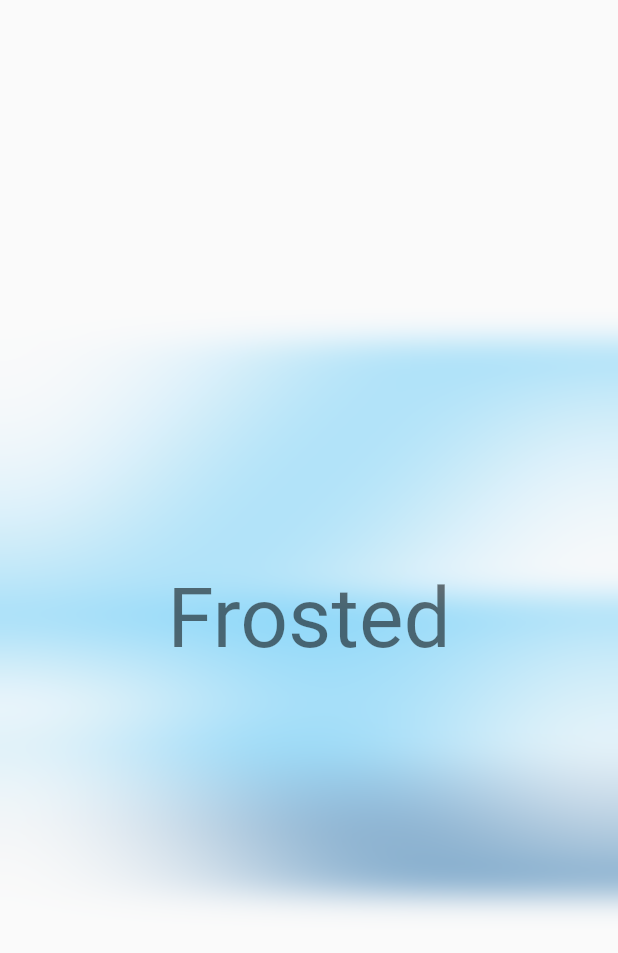
After one commit to yohom/flutter_basic, a Flutter app: the screen it shows after launch, after a tap on "BackdropFilter", on a phone screen of 412 x 824 dp. The commit adds this screen. Shown: the top 953 px of the screen. Run offline on Flutter 3.47's test engine with Material 2 defaults, Android fonts, the phone set to English and light mode, and no system bars.

Commit message:
BackdropFilter Demo完成

```diff
--- a/lib/main.dart
+++ b/lib/main.dart
@@ -1,3 +1,4 @@
+import 'package:basic/painting_nodes/backdrop_filter_demo.dart';
 import 'package:basic/painting_nodes/clip_oval_demo.dart';
 import 'package:basic/painting_nodes/clip_path_demo.dart';
 import 'package:basic/painting_nodes/clip_rect_demo.dart';
@@ -34,6 +35,7 @@ class HomePage extends StatelessWidget {
             SectionTitle(),
             Entry(title: 'Opacity', route: OpacityDemo()),
             Entry(title: 'ShaderMask', route: ShaderMaskDemo()),
+            Entry(title: 'BackdropFilter', route: BackdropFilterDemo()),
             Entry(title: 'ClipRect', route: ClipRectDemo()),
             Entry(title: 'ClipRRect', route: ClipRRectDemo()),
             Entry(title: 'ClipOval', route: ClipOvalDemo()),
--- /dev/null
+++ b/lib/painting_nodes/backdrop_filter_demo.dart
@@ -0,0 +1,25 @@
+import 'package:flutter/material.dart';
+import 'dart:ui' as ui;
+
+class BackdropFilterDemo extends StatelessWidget {
+  @override
+  Widget build(BuildContext context) {
+    return Scaffold(
+      body: Stack(
+        children: <Widget>[
+          ConstrainedBox(
+              constraints: BoxConstraints.expand(), child: FlutterLogo()),
+          BackdropFilter(
+            filter: ui.ImageFilter.blur(sigmaX: 100.0, sigmaY: 10.0),
+            child: Center(
+              child: Text(
+                'Frosted',
+                style: Theme.of(context).textTheme.display3,
+              ),
+            ),
+          ),
+        ],
+      ),
+    );
+  }
+}
```
